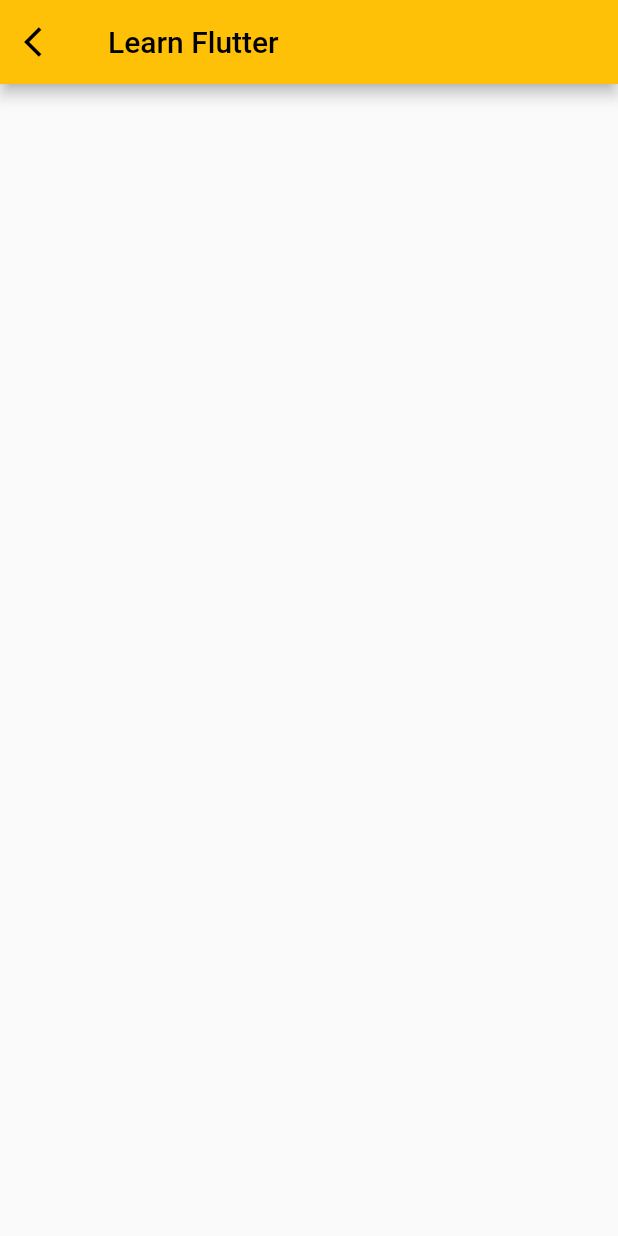
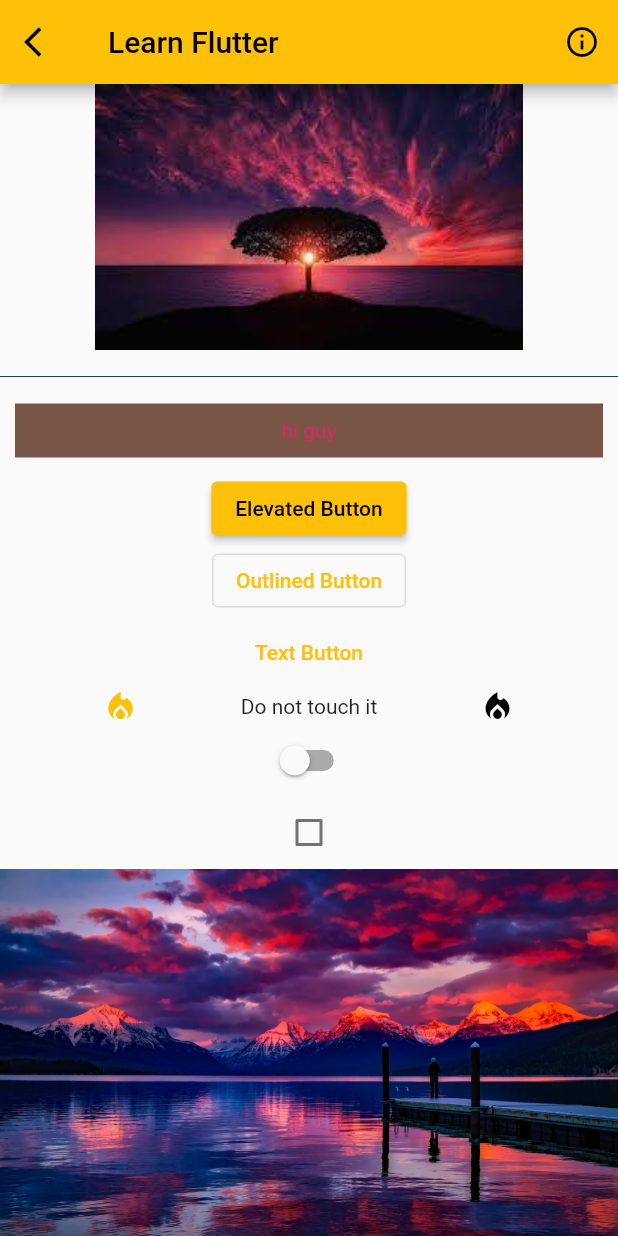
Before and after one commit to Chheng-Sophin/Flutter-Project, a Flutter app: the screen it shows after launch, after a tap on "Learn Flutter with us", on a phone screen of 412 x 824 dp. Run offline on Flutter 3.47's test engine with Material 2 defaults, Android fonts, the phone set to English and light mode, and no system bars.

Commit message:
second commit

```diff
--- a/app/lib/learn_flutter_page.dart
+++ b/app/lib/learn_flutter_page.dart
@@ -1,15 +1,15 @@
-
-
 import 'package:flutter/material.dart';
 
 class LearnFlutterPage extends StatefulWidget {
-  const LearnFlutterPage({ Key? key }) : super(key: key);
+  const LearnFlutterPage({Key? key}) : super(key: key);
 
   @override
   State<LearnFlutterPage> createState() => _LearnFlutterPageState();
 }
 
 class _LearnFlutterPageState extends State<LearnFlutterPage> {
+  bool isSwitch = false;
+  bool? isCheck = false;
   @override
   Widget build(BuildContext context) {
     return Scaffold(
@@ -17,10 +17,93 @@ class _LearnFlutterPageState extends State<LearnFlutterPage> {
         title: const Text('Learn Flutter'),
         automaticallyImplyLeading: false,
         leading: IconButton(
-          onPressed: (){
+          onPressed: () {
             Navigator.of(context).pop();
           },
           icon: const Icon(Icons.arrow_back_ios),
+        ),
+        actions: [
+          IconButton(
+            onPressed: (){
+              debugPrint('Action');
+            } ,
+            icon: const Icon(Icons.info_outline),
+            ),
+        ],
+      ),
+      body: SingleChildScrollView(
+        child: Column(
+          children: [
+            Image.asset('images/view.jpg'),
+            const SizedBox(
+              height: 10,
+            ),
+            const Divider(
+              color: Color.fromARGB(255, 20, 64, 85),
+            ),
+            Container(
+              margin: const EdgeInsets.all(10.0),
+              padding: const EdgeInsets.all(10.0),
+              color: Colors.brown,
+              child: const Center(child:  Text('hi guy', style: TextStyle(color: Colors.pink))),
+            ),
+            ElevatedButton(
+              style: ElevatedButton.styleFrom(
+                primary: isSwitch ? Colors.lightBlue : Colors.amber,
+              ),
+              onPressed:(){
+                debugPrint('Elevated Button');
+              },
+              child: const Text('Elevated Button'),
+            ),
+            OutlinedButton(
+              onPressed:(){
+                debugPrint('Outlined Button');
+              },
+              child: const Text('Outlined Button'),
+            ),
+            TextButton(
+              onPressed:(){
+                debugPrint('Text Button');
+              },
+              child: const Text('Text Button'),
+            ),
+            GestureDetector(
+              behavior: HitTestBehavior.opaque,
+              onTap: (){
+                debugPrint('This is the row');
+              },
+              child: Row(
+                mainAxisAlignment: MainAxisAlignment.spaceEvenly,
+                children: const [
+                  Icon(
+                    Icons.local_fire_department,
+                    color: Colors.amber,
+                  ),
+                  Text('Do not touch it'),
+                  Icon(
+                    Icons.local_fire_department,
+                    color: Colors.black,
+                  ),
+                ],
+              ),
+            ),
+            Switch(
+                    value: isSwitch,
+                    onChanged: (bool newbool){
+                      setState(() {
+                        isSwitch = newbool;
+                      });
+
+                    }
+                  ),
+                  Checkbox(value: isCheck, onChanged: (bool? newbool){
+                    setState(() {
+                      isCheck = newbool;
+                    });
+                  }),
+                  Image.asset('images/river.jpg' )
+          ],
         ),
       ),
     );
--- a/app/lib/main.dart
+++ b/app/lib/main.dart
@@ -1,4 +1,5 @@
 import 'package:app/home_page.dart';
+import 'package:app/profile_page.dart';
 import 'package:flutter/material.dart';
 
 void main() {
@@ -27,13 +28,17 @@ class RootPage extends StatefulWidget {
 
 class _RootPageState extends State<RootPage> {
   int currentPage = 0;
+  List<Widget> pages = const[
+    HomePage(),
+    ProfilePage()
+  ];
   @override
   Widget build(BuildContext context) {
     return Scaffold(
       appBar: AppBar(
         title: const Text('Flutter is your best choice'),
       ),
-      body: const HomePage(),
+      body:  pages[currentPage],
       floatingActionButton: FloatingActionButton(
         onPressed: () {
           debugPrint('Floating Action Button');
--- a/app/pubspec.yaml
+++ b/app/pubspec.yaml
@@ -58,8 +58,8 @@ flutter:
   uses-material-design: true
 
   # To add assets to your application, add an assets section, like this:
-  # assets:
-  #   - images/a_dot_burr.jpeg
+  assets:
+    - images/
   #   - images/a_dot_ham.jpeg
 
   # An image asset can refer to one or more resolution-specific "variants", see
```
Also changed, not shown: app/lib/profile_page.dart (added, +26 -0 lines), app/images/river.jpg (added), app/images/view.jpg (added).
